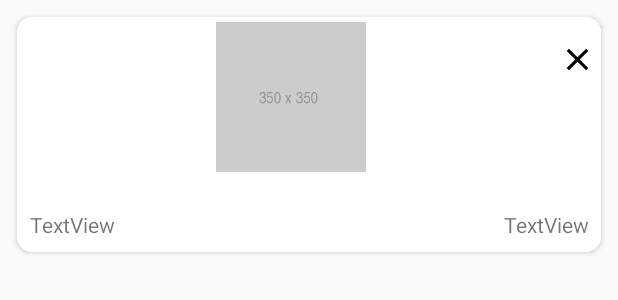
After one commit to simoberny/Howsthere, an Android app: the layout singolo_storico.xml on its own in the app's theme, with its tools: preview values and no code run, on a phone screen of 412 x 824 dp. The commit adds this screen. Shown: the top 300 px of the screen. Run offline under Robolectric (Android 15) with nearby library versions, the phone set to English and light mode, and no system bars.

Commit message:
aggiunta della storia, non completa

```diff
--- a/app/build.gradle
+++ b/app/build.gradle
@@ -53,8 +53,7 @@ dependencies {
     implementation 'jp.wasabeef:picasso-transformations:2.2.1'
     implementation 'com.github.jrvansuita:PickImage:+'
     implementation 'com.theartofdev.edmodo:android-image-cropper:2.7.+'
-    compile "android.arch.persistence.room:runtime:1.0.0"
-    annotationProcessor "android.arch.persistence.room:compiler:1.0.0"
+
 }
 
 apply plugin: 'com.google.gms.google-services'
--- a/app/src/main/java/it/unitn/simob/howsthere/Oggetti/Panorama.java
+++ b/app/src/main/java/it/unitn/simob/howsthere/Oggetti/Panorama.java
@@ -20,5 +20,4 @@ public class Panorama implements Serializable {
     public String alba;
     public String tramonto;
     public int ore_sole;
-
 }
--- /dev/null
+++ b/app/src/main/res/drawable/ic_close_black_24dp.xml
@@ -0,0 +1,4 @@
+<vector android:height="50dp" android:viewportHeight="24.0"
+    android:viewportWidth="24.0" android:width="50dp" xmlns:android="http://schemas.android.com/apk/res/android">
+    <path android:fillColor="#FF000000" android:pathData="M19,6.41L17.59,5 12,10.59 6.41,5 5,6.41 10.59,12 5,17.59 6.41,19 12,13.41 17.59,19 19,17.59 13.41,12z"/>
+</vector>
--- a/app/src/main/res/layout/cardview_feed.xml
+++ b/app/src/main/res/layout/cardview_feed.xml
@@ -1,5 +1,6 @@
 <?xml version="1.0" encoding="utf-8"?>
 <LinearLayout xmlns:android="http://schemas.android.com/apk/res/android"
+    xmlns:app="http://schemas.android.com/apk/res-auto"
     android:layout_width="match_parent"
     android:layout_height="wrap_content"
     android:orientation="vertical">
--- /dev/null
+++ b/app/src/main/res/layout/singolo_storico.xml
@@ -0,0 +1,87 @@
+<?xml version="1.0" encoding="utf-8"?>
+<android.support.constraint.ConstraintLayout xmlns:android="http://schemas.android.com/apk/res/android"
+    xmlns:app="http://schemas.android.com/apk/res-auto"
+    xmlns:tools="http://schemas.android.com/tools"
+    android:layout_width="match_parent"
+    android:layout_height="wrap_content"
+    android:layout_margin="5dp"
+    android:layout_marginBottom="0dp"
+    android:layout_marginTop="0dp">
+
+
+    <android.support.v7.widget.CardView
+        android:layout_width="match_parent"
+        android:layout_height="wrap_content"
+        android:layout_margin="6dp"
+        android:padding="2dp"
+        app:cardCornerRadius="10dp"
+        app:layout_constraintBottom_toBottomOf="parent"
+        app:layout_constraintEnd_toEndOf="parent"
+        app:layout_constraintTop_toTopOf="parent"
+        app:layout_constraintVertical_bias="0.48000002">
+
+        <LinearLayout
+            android:layout_width="match_parent"
+            android:layout_height="match_parent"
+            android:layout_margin="0dp"
+            android:background="@android:color/white"
+            android:orientation="vertical"
+            android:padding="3dp">
+
+            <LinearLayout
+                android:layout_width="match_parent"
+                android:layout_height="wrap_content"
+                android:orientation="horizontal">
+
+                <ImageView
+                    android:id="@+id/imageView2"
+                    android:layout_width="match_parent"
+                    android:layout_height="100dp"
+                    android:layout_marginBottom="20dp"
+                    android:layout_weight="1"
+                    android:background="@android:color/white"
+                    app:srcCompat="@drawable/placeholder" />
+
+                <ImageView
+                    android:id="@+id/chiudi"
+                    android:layout_width="50dp"
+                    android:layout_height="50dp"
+                    android:layout_margin="0dp"
+                    android:layout_weight="1"
+                    android:focusable="auto"
+                    android:focusableInTouchMode="true"
+                    android:padding="0dp"
+                    app:srcCompat="@drawable/ic_close_black_24dp" />
+
+            </LinearLayout>
+
+            <LinearLayout
+                android:layout_width="match_parent"
+                android:layout_height="match_parent"
+                android:orientation="horizontal">
+
+                <TextView
+                    android:id="@+id/nome_citta"
+                    android:layout_width="wrap_content"
+                    android:layout_height="wrap_content"
+                    android:layout_weight="1"
+                    android:autoText="false"
+                    android:background="@android:color/white"
+                    android:gravity="left"
+                    android:padding="5dp"
+                    android:text="TextView" />
+
+                <TextView
+                    android:id="@+id/data"
+                    android:layout_width="wrap_content"
+                    android:layout_height="wrap_content"
+                    android:layout_weight="1"
+                    android:background="@android:color/white"
+                    android:gravity="right|center_horizontal"
+                    android:padding="5dp"
+                    android:text="TextView" />
+            </LinearLayout>
+        </LinearLayout>
+
+    </android.support.v7.widget.CardView>
+</android.support.constraint.ConstraintLayout>
```
Also changed, not shown: app/src/main/java/it/unitn/simob/howsthere/Adapter/StoricoAdapter.java (added, +71 -0 lines), app/src/main/java/it/unitn/simob/howsthere/Fragment/HistoryFragment.java (+48 -2 lines), app/src/main/java/it/unitn/simob/howsthere/Fragment/MapsFragment.java (+18 -1 lines), app/src/main/java/it/unitn/simob/howsthere/Oggetti/Database.java (deleted, +0 -14 lines), app/src/main/java/it/unitn/simob/howsthere/Oggetti/Panorama_Database.java (deleted, +0 -40 lines), app/src/main/java/it/unitn/simob/howsthere/Oggetti/Panorama_dao.java (deleted, +0 -32 lines), app/src/main/java/it/unitn/simob/howsthere/Oggetti/PanoramiStorage.java (+9 -1 lines), app/src/main/res/drawable/ic_delete_black_24dp.xml (added, +9 -0 lines), app/src/main/res/layout/fragment_history.xml (+37 -7 lines), app/src/main/res/menu/bar_storico.xml (added, +9 -0 lines).
